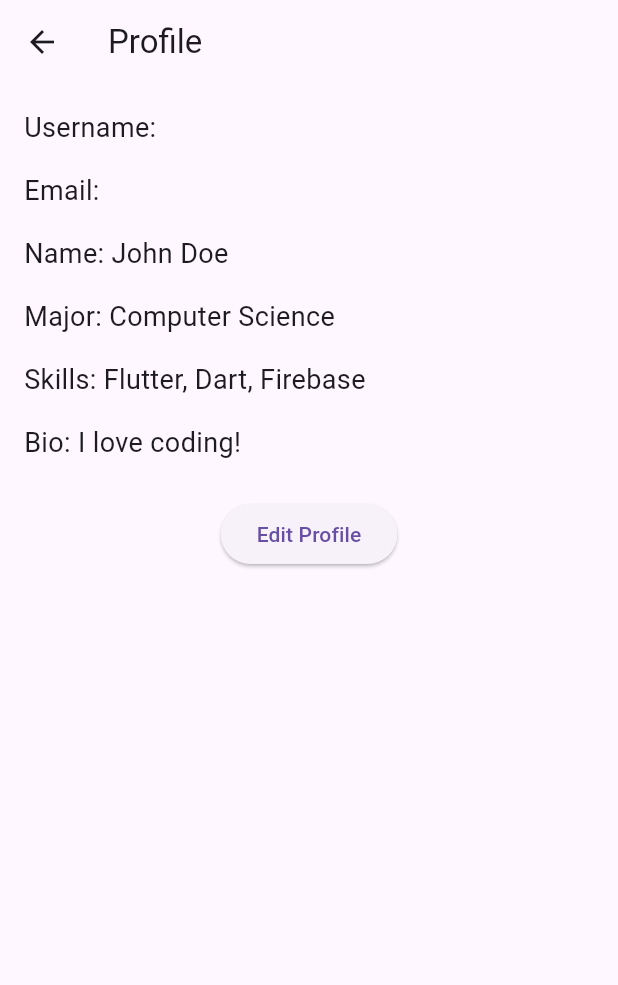
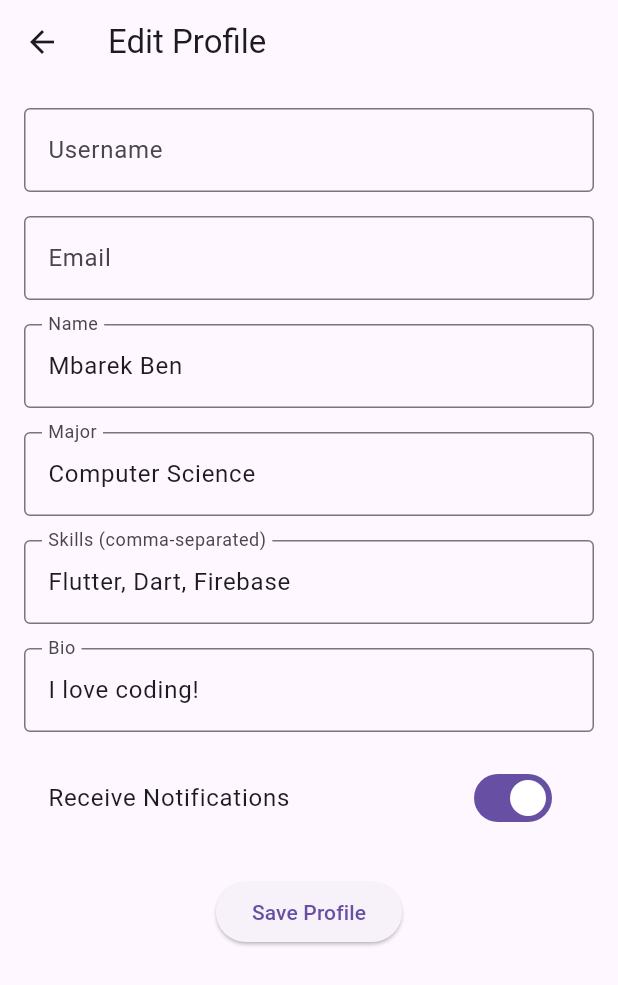
Before and after one commit to MbarekTech/StudentCollabHub-Flatter-App, a Flutter app: the ProfileScreen screen opened by its route, after a tap on "Edit Profile", on a phone screen of 412 x 824 dp. Shown: the top 985 px of the screen. Run offline on Flutter 3.47's test engine with Material 3 defaults, Android fonts, the light colour scheme and no system bars; our stand-ins replace cloud_firestore, firebase_auth, firebase_core; accounts and stored records are empty.

Commit message:
Add user profile screen and edit functionality

```diff
--- a/lib/models/user_model.dart
+++ b/lib/models/user_model.dart
@@ -6,6 +6,7 @@ class UserModel {
   final String? major;
   final List<String>? skills;
   final String? bio;
+  final bool receiveNotifications;
 
   UserModel({
     required this.uid,
@@ -15,6 +16,7 @@ class UserModel {
     this.major,
     this.skills,
     this.bio,
+    this.receiveNotifications = true, // Default to true
   });
 
   factory UserModel.fromMap(Map<String, dynamic> map, String uid) {
@@ -26,6 +28,7 @@ class UserModel {
       major: map['major'],
       skills: List<String>.from(map['skills'] ?? []),
       bio: map['bio'],
+      receiveNotifications: map['receiveNotifications'] ?? true,
     );
   }
 
@@ -37,6 +40,7 @@ class UserModel {
       'major': major,
       'skills': skills,
       'bio': bio,
+      'receiveNotifications': receiveNotifications,
     };
   }
 }
--- /dev/null
+++ b/lib/screens/edit_profile_screen.dart
@@ -0,0 +1,142 @@
+import 'package:flutter/material.dart';
+import 'package:provider/provider.dart';
+import '../state/app_state.dart';
+
+class EditProfileScreen extends StatefulWidget {
+  const EditProfileScreen({super.key});
+
+  @override
+  State<EditProfileScreen> createState() => _EditProfileScreenState();
+}
+
+class _EditProfileScreenState extends State<EditProfileScreen> {
+  final TextEditingController _usernameController = TextEditingController();
+  final TextEditingController _emailController = TextEditingController();
+  final TextEditingController _nameController = TextEditingController();
+  final TextEditingController _majorController = TextEditingController();
+  final TextEditingController _skillsController = TextEditingController();
+  final TextEditingController _bioController = TextEditingController();
+  bool _receiveNotifications = true;
+
+  @override
+  void initState() {
+    super.initState();
+    final appState = Provider.of<AppState>(context, listen: false);
+    final user = appState.currentUser;
+    if (user != null) {
+      _usernameController.text = user.username;
+      _emailController.text = user.email;
+      _nameController.text = user.name ?? '';
+      _majorController.text = user.major ?? '';
+      _skillsController.text = user.skills?.join(", ") ?? '';
+      _bioController.text = user.bio ?? '';
+      _receiveNotifications = user.receiveNotifications;
+    }
+  }
+
+  @override
+  void dispose() {
+    _usernameController.dispose();
+    _emailController.dispose();
+    _nameController.dispose();
+    _majorController.dispose();
+    _skillsController.dispose();
+    _bioController.dispose();
+    super.dispose();
+  }
+
+  void _updateProfile(BuildContext context) async {
+    final appState = Provider.of<AppState>(context, listen: false);
+    await appState.updateUserProfile(
+      username: _usernameController.text,
+      email: _emailController.text,
+      name: _nameController.text.isEmpty ? null : _nameController.text,
+      major: _majorController.text.isEmpty ? null : _majorController.text,
+      skills: _skillsController.text.isEmpty ? null : _skillsController.text.split(',').map((e) => e.trim()).toList(),
+      bio: _bioController.text.isEmpty ? null : _bioController.text,
+      receiveNotifications: _receiveNotifications,
+    );
+    // Navigate back to the profile screen
+    Navigator.pop(context);
+  }
+
+  @override
+  Widget build(BuildContext context) {
+    return Scaffold(
+      appBar: AppBar(
+        title: const Text('Edit Profile'),
+      ),
+      body: Padding(
+        padding: const EdgeInsets.all(16.0),
+        child: SingleChildScrollView(
+          child: Column(
+            children: [
+              TextFormField(
+                controller: _usernameController,
+                decoration: const InputDecoration(
+                  labelText: 'Username',
+                  border: OutlineInputBorder(),
+                ),
+              ),
+              const SizedBox(height: 16),
+              TextFormField(
+                controller: _emailController,
+                decoration: const InputDecoration(
+                  labelText: 'Email',
+                  border: OutlineInputBorder(),
+                ),
+              ),
+              const SizedBox(height: 16),
+              TextFormField(
+                controller: _nameController,
+                decoration: const InputDecoration(
+                  labelText: 'Name',
+                  border: OutlineInputBorder(),
+                ),
+              ),
+              const SizedBox(height: 16),
+              TextFormField(
+                controller: _majorController,
+                decoration: const InputDecoration(
+                  labelText: 'Major',
+                  border: OutlineInputBorder(),
+                ),
+              ),
+              const SizedBox(height: 16),
+              TextFormField(
+                controller: _skillsController,
+                decoration: const InputDecoration(
+                  labelText: 'Skills (comma-separated)',
+                  border: OutlineInputBorder(),
+                ),
+              ),
+              const SizedBox(height: 16),
+              TextFormField(
+                controller: _bioController,
+                decoration: const InputDecoration(
+                  labelText: 'Bio',
+                  border: OutlineInputBorder(),
+                ),
+              ),
+              const SizedBox(height: 16),
+              SwitchListTile(
+                title: const Text('Receive Notifications'),
+                value: _receiveNotifications,
+                onChanged: (value) {
+                  setState(() {
+                    _receiveNotifications = value;
+                  });
+                },
+              ),
+              const SizedBox(height: 24),
+              ElevatedButton(
+                onPressed: () => _updateProfile(context),
+                child: const Text('Save Profile'),
+              ),
+            ],
+          ),
+        ),
+      ),
+    );
+  }
+}
--- a/lib/screens/profile_screen.dart
+++ b/lib/screens/profile_screen.dart
@@ -1,6 +1,7 @@
 import 'package:flutter/material.dart';
 import 'package:provider/provider.dart';
 import '../state/app_state.dart';
+import 'edit_profile_screen.dart';
 
 class ProfileScreen extends StatelessWidget {
   const ProfileScreen({super.key});
@@ -35,8 +36,13 @@ class ProfileScreen extends StatelessWidget {
               Center(
                 child: ElevatedButton(
                   onPressed: () {
-                    // Navigate to the edit profile screen (to be implemented later)
-                    print("Navigate to edit profile screen");
+                    // Navigate to the edit profile screen
+                    Navigator.push(
+                      context,
+                      MaterialPageRoute(
+                        builder: (context) => const EditProfileScreen(),
+                      ),
+                    );
                   },
                   child: const Text('Edit Profile'),
                 ),
--- a/lib/services/auth_service.dart
+++ b/lib/services/auth_service.dart
@@ -50,4 +50,9 @@ class AuthService {
   Future<void> signOut() async {
     await _auth.signOut();
   }
+
+  User? getCurrentUser() {
+    return _auth.currentUser;
+  }
+
 }
```
Also changed, not shown: lib/services/database_service.dart (+20 -1 lines), lib/state/app_state.dart (+40 -1 lines).
